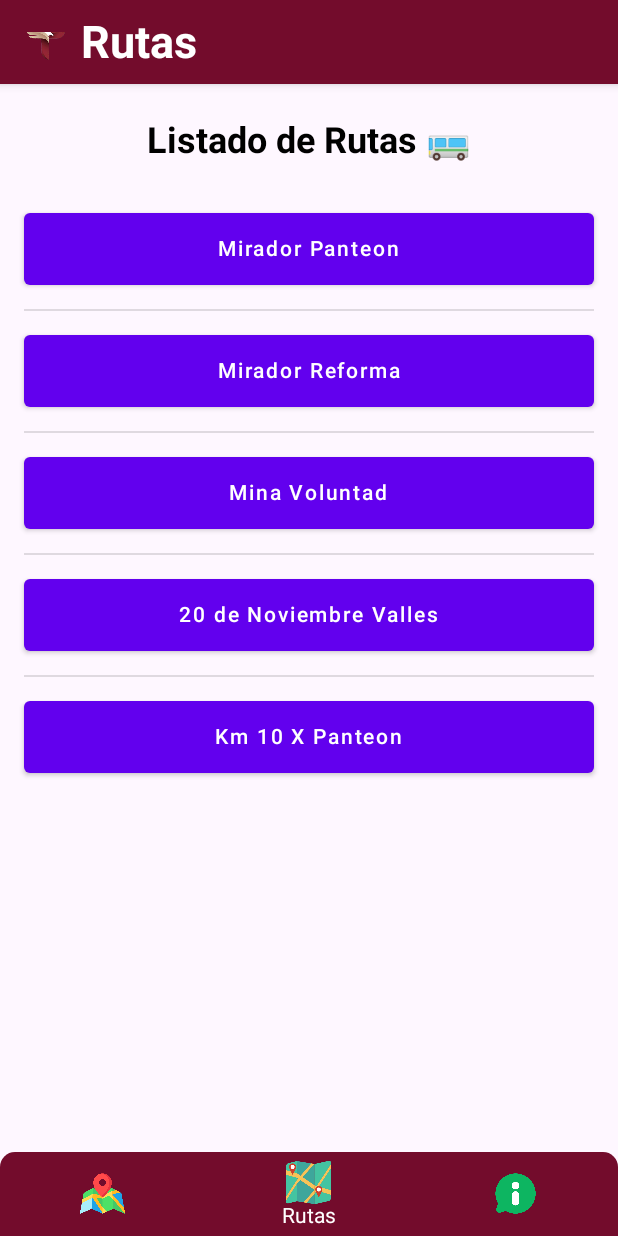
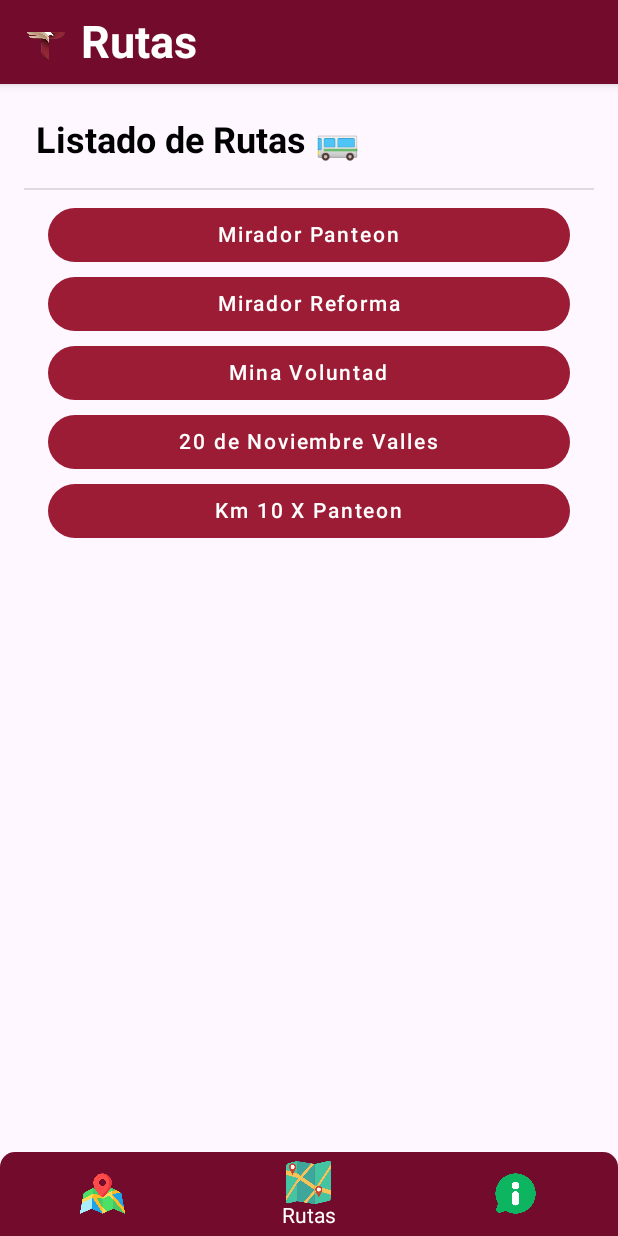
Before and after one commit to Andres-Hernandez-Sis/RutasNLD, an Android app built with Jetpack Compose: the RutasScreen screen opened through its navigation route, on a phone screen of 412 x 824 dp. Run offline under Robolectric (Android 15) with nearby library versions, the phone set to English and light mode, and no system bars.

Commit message:
Cambios en diseno de botones

```diff
--- a/app/src/main/java/tec/mx/rutasnld/ui/screens/rutas/Menu.kt
+++ b/app/src/main/java/tec/mx/rutasnld/ui/screens/rutas/Menu.kt
@@ -1,22 +1,30 @@
 package tec.mx.rutasnld.ui.screens.rutas
 
-import androidx.compose.foundation.background
-import androidx.compose.foundation.layout.Arrangement
-import androidx.compose.foundation.layout.Column
+import android.content.Context
+import android.preference.PreferenceManager
+import android.widget.Toast
 import androidx.compose.foundation.layout.Spacer
 import androidx.compose.foundation.layout.fillMaxSize
 import androidx.compose.foundation.layout.fillMaxWidth
 import androidx.compose.foundation.layout.height
 import androidx.compose.foundation.layout.padding
+import androidx.compose.foundation.lazy.LazyColumn
+import androidx.compose.foundation.lazy.items
 import androidx.compose.foundation.shape.CircleShape
 import androidx.compose.material.Button
+import androidx.compose.material.ButtonDefaults
 import androidx.compose.material.Divider
 import androidx.compose.material.Text
 import androidx.compose.runtime.Composable
 import androidx.compose.runtime.MutableState
+import androidx.compose.runtime.getValue
+import androidx.compose.runtime.mutableStateOf
+import androidx.compose.runtime.remember
+import androidx.compose.runtime.setValue
 import androidx.compose.ui.Alignment
 import androidx.compose.ui.Modifier
 import androidx.compose.ui.graphics.Color
+import androidx.compose.ui.platform.LocalContext
 import androidx.compose.ui.text.font.FontWeight
 import androidx.compose.ui.unit.dp
 import androidx.compose.ui.unit.sp
@@ -24,7 +32,7 @@ import tec.mx.rutasnld.navigation.RutasItems
 
 
 @Composable
-fun CustomButtom(
+fun CustomButton(
     text: String,
     onClick: () -> Unit
 ) {
@@ -32,68 +40,82 @@ fun CustomButtom(
         onClick = onClick,
         modifier = Modifier
             .fillMaxWidth()
-            .height(48.dp)
-            .background(Color(115, 12, 44), shape = CircleShape)
+            .height(36.dp)
+            .padding(horizontal = 16.dp),
+        elevation = ButtonDefaults.elevation(defaultElevation = 0.dp, pressedElevation = 0.dp),
+        shape = CircleShape,
+        colors = ButtonDefaults.buttonColors(
+            backgroundColor = Color(156, 28, 53),
+            contentColor = Color.White
+        )
     ) {
-        Text(
-            text = text,
-            color = Color.White
-        )
+        Text(text = text)
     }
 }
 
 @Composable
 fun MenuRutas(currentScreen: MutableState<RutasItems?>) {
-    Column(
-        modifier = Modifier.fillMaxSize().padding(16.dp),
-        verticalArrangement = Arrangement.spacedBy(8.dp)
+    val rutas = listOf(
+        "Mirador Panteon",
+        "Mirador Reforma",
+        "Mina Voluntad",
+        "20 de Noviembre Valles",
+        "Km 10 X Panteon"
+    )
+
+    val context = LocalContext.current
+    val sharedPreferences = PreferenceManager.getDefaultSharedPreferences(context)
+    var isFirstClick by remember { mutableStateOf(sharedPreferences.getBoolean("firstClick", true)) }
+
+    LazyColumn(
+        modifier = Modifier.fillMaxSize().padding(16.dp)
     ) {
+        item {
             Text(
                 text = "Listado de Rutas 🚌",
                 fontSize = 24.sp,
                 fontWeight = FontWeight.Bold,
-            modifier = Modifier.padding(8.dp).align(alignment = Alignment.CenterHorizontally)
+                modifier = Modifier.padding(8.dp)
             )
-        Spacer(Modifier.height(10.dp))
-        CustomButtom(
-            text = "Mirador Panteon",
-            onClick = { currentScreen.value = RutasItems.MiradorPanteon }
-        )
+            Spacer(Modifier.height(7.dp))
             Divider(
                 modifier = Modifier
                     .fillMaxWidth()
-                .padding(vertical = 8.dp)
+                    .padding(vertical = 2.dp)
             )
-        CustomButtom(
-            text = "Mirador Reforma",
-            onClick = { currentScreen.value = RutasItems.MiradorReforma }
+            Spacer(Modifier.height(10.dp))
+        }
+
+        items(rutas) { ruta ->
+            CustomButton(
+                text = ruta,
+                onClick = {
+                    if (isFirstClick) {
+                        showToast(context, "Para volver, haz clic en Rutas")
+                        isFirstClick = false
+                        // Guardar el estado en SharedPreferences
+                        sharedPreferences.edit().putBoolean("firstClick", false).apply()
+                    }
+                    currentScreen.value = getRutaItemFromString(ruta)
+                }
             )
-        Divider(
-            modifier = Modifier
-                .fillMaxWidth()
-                .padding(vertical = 8.dp)
-        )
-        CustomButtom(
-            text = "Mina Voluntad",
-            onClick = { currentScreen.value = RutasItems.MinaVoluntad }
-        )
-        Divider(
-            modifier = Modifier
-                .fillMaxWidth()
-                .padding(vertical = 8.dp)
-        )
-        CustomButtom(
-            text = "20 de Noviembre Valles",
-            onClick = { currentScreen.value = RutasItems.VeinteNoviembreValles }
-        )
-        Divider(
-            modifier = Modifier
-                .fillMaxWidth()
-                .padding(vertical = 8.dp)
-        )
-        CustomButtom(
-            text = "Km 10 X Panteon",
-            onClick = { currentScreen.value = RutasItems.Km10Panteon }
-        )
+            Spacer(Modifier.height(10.dp))
         }
     }
+}
+
+fun showToast(context: Context, message: String) {
+    Toast.makeText(context, message, Toast.LENGTH_LONG).show()
+}
+
+// Función auxiliar para convertir el nombre de la ruta a un enum RutasItems
+fun getRutaItemFromString(ruta: String): RutasItems? {
+    return when (ruta) {
+        "Mirador Panteon" -> RutasItems.MiradorPanteon
+        "Mirador Reforma" -> RutasItems.MiradorReforma
+        "Mina Voluntad" -> RutasItems.MinaVoluntad
+        "20 de Noviembre Valles" -> RutasItems.VeinteNoviembreValles
+        "Km 10 X Panteon" -> RutasItems.Km10Panteon
+        else -> null
+    }
+}
--- a/app/src/main/java/tec/mx/rutasnld/ui/theme/Theme.kt
+++ b/app/src/main/java/tec/mx/rutasnld/ui/theme/Theme.kt
@@ -50,7 +50,6 @@ fun RutasNLDTheme(
             val context = LocalContext.current
             if (darkTheme) dynamicDarkColorScheme(context) else dynamicLightColorScheme(context)
         }
-
         darkTheme -> DarkColorScheme
         else -> LightColorScheme
     }
```
Also changed, not shown: app/src/main/assets/icons/capy.jpg, 1 other file. Lines whose indentation alone changed are shown as unchanged.
